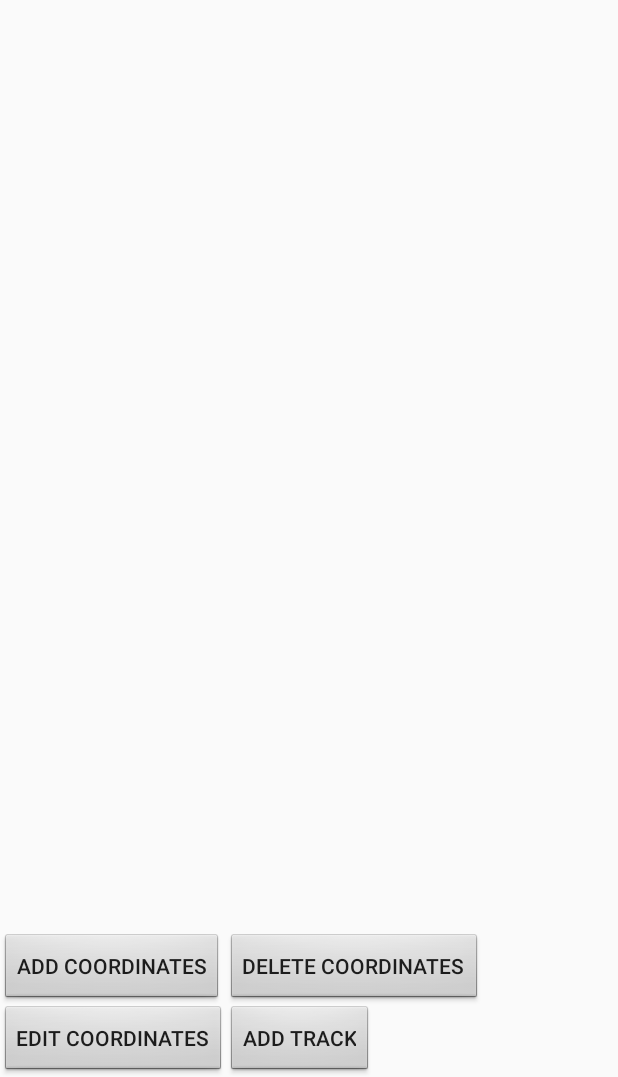
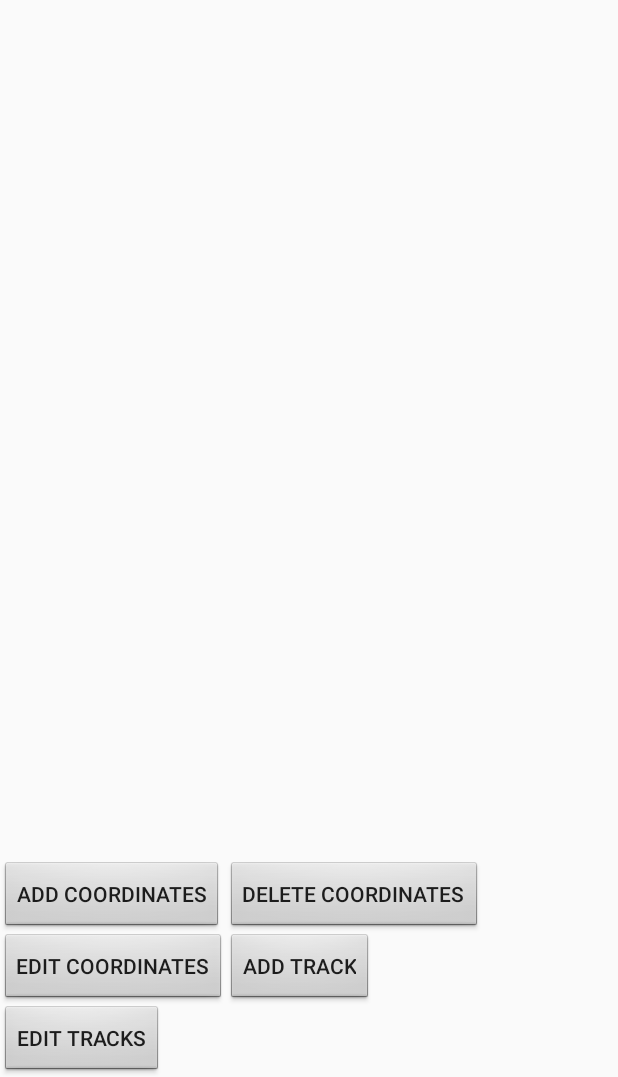
Before and after one commit to DorianTs/City-Forest, an Android app: the screen it shows after launch (EditorPanelActivity), on a phone screen of 412 x 824 dp, the part 159-1236 px from its top. Run offline under Robolectric (Android 15) with nearby library versions, the phone set to English and light mode, and no system bars; our stand-ins replace Firebase (no records; nobody signed in at launch, a user with empty details on screens opened directly); libraries missing offline, so code that uses them is left out: com.mapbox.mapboxsdk, com.mapbox.services; plain views replace MapView; 5 statements that could not run were skipped.

Commit message:
Added edit tracks activity, currently working on it

```diff
--- a/Project/app/build.gradle
+++ b/Project/app/build.gradle
@@ -48,4 +48,5 @@ dependencies {
 
 
 
+
 apply plugin: 'com.google.gms.google-services'
--- a/Project/app/src/main/AndroidManifest.xml
+++ b/Project/app/src/main/AndroidManifest.xml
@@ -29,7 +29,8 @@
         <activity
             android:name=".EditCoordinate"
             android:label="Edit Coordinate" />
-        <activity android:name=".CreateNewTrack"></activity>
+        <activity android:name=".CreateNewTrack" />
+        <activity android:name=".EditTracksActivity"></activity>
     </application>
 
 </manifest>
--- a/Project/app/src/main/java/com/example/doriants/cityforest/Constants.java
+++ b/Project/app/src/main/java/com/example/doriants/cityforest/Constants.java
@@ -18,6 +18,7 @@ public final class Constants {
     public static final int COORDINATE_CREATED = 101;
     public static final int MAX_NUM_OF_TRACK_COORDINATES = 25;
     public static final int NEW_TRACK = 200;
+    public static final int TRACK_CREATED = 201;
 
     public static boolean ADD_COORDINATE_MODE = false;
     public static boolean DELETE_COORDINATE_MODE = false;
--- a/Project/app/src/main/java/com/example/doriants/cityforest/EditorPanelActivity.java
+++ b/Project/app/src/main/java/com/example/doriants/cityforest/EditorPanelActivity.java
@@ -79,6 +79,7 @@ public class EditorPanelActivity extends AppCompatActivity {
     private Button finish_edit_track_butt;
     private Button save_track;
     private Button continue_editing;
+    private Button edit_tracks_button;
     private TextView counter_coordinates;
 
     /*Count how many coordinates selected for creating a track (max of 25 coordinates)*/
@@ -106,6 +107,7 @@ public class EditorPanelActivity extends AppCompatActivity {
         add_coordinate_button = (Button)findViewById(R.id.addCoordinateButt);
         delete_coordinate_button = (Button)findViewById(R.id.deleteCoordinateButt);
         edit_coordinate_button = (Button)findViewById(R.id.editCoordinateButt);
+        edit_tracks_button = (Button)findViewById(R.id.editTrackButton);
         add_track_button = (Button)findViewById(R.id.addTrackButt);
         finish_edit_track_butt = (Button)findViewById(R.id.finishEditTrack);
         save_track = (Button)findViewById(R.id.saveTrack);
@@ -120,6 +122,7 @@ public class EditorPanelActivity extends AppCompatActivity {
         finish_edit_track_butt.setOnClickListener(clickListener);
         save_track.setOnClickListener(clickListener);
         continue_editing.setOnClickListener(clickListener);
+        edit_tracks_button.setOnClickListener(clickListener);
 
         ADD_COORDINATE_MODE = false;
         DELETE_COORDINATE_MODE = false;
@@ -281,6 +284,10 @@ public class EditorPanelActivity extends AppCompatActivity {
                 Intent i = new Intent(EditorPanelActivity.this, CreateNewTrack.class);
                 i.putExtra(CHOSEN_TRACK, castRouteToJson(currentRoute));
                 startActivityForResult(i, NEW_TRACK);
+            }
+            if(v.getId() == edit_tracks_button.getId()){
+                Intent i = new Intent(EditorPanelActivity.this, EditTracksActivity.class);
+                startActivity(i);
             }
         }
     }
--- a/Project/app/src/main/res/layout/activity_editor_panel.xml
+++ b/Project/app/src/main/res/layout/activity_editor_panel.xml
@@ -1,13 +1,13 @@
 <?xml version="1.0" encoding="utf-8"?>
 <LinearLayout xmlns:android="http://schemas.android.com/apk/res/android"
+    xmlns:app="http://schemas.android.com/apk/res-auto"
     xmlns:tools="http://schemas.android.com/tools"
-    xmlns:app="http://schemas.android.com/apk/res-auto"
-    android:id="@+id/activity_new_dream"
+    android:id="@+id/editor_layout"
     android:layout_width="match_parent"
     android:layout_height="match_parent"
-    tools:context="com.example.doriants.cityforest.EditorPanelActivity"
+    android:orientation="vertical"
     android:weightSum="1"
-    android:orientation="vertical">
+    tools:context="com.example.doriants.cityforest.EditorPanelActivity">
 
 
     <RelativeLayout
@@ -20,8 +20,8 @@
             android:id="@+id/mapview"
             android:layout_width="match_parent"
             android:layout_height="match_parent"
-            android:layout_alignParentTop="true"
-            android:layout_alignParentStart="true">
+            android:layout_alignParentStart="true"
+            android:layout_alignParentTop="true">
 
             <ImageView
                 android:id="@+id/smallLogo"
@@ -43,7 +43,7 @@
                 android:layout_height="wrap_content"
                 android:layout_gravity="center_horizontal"
                 android:layout_marginTop="25dp"
-                android:text="Finish Editing Track" />
+                android:text="@string/finish_editing_track_butt" />
 
             <Button
                 android:id="@+id/saveTrack"
@@ -52,7 +52,8 @@
                 android:layout_gravity="center_horizontal"
                 android:layout_marginRight="60dp"
                 android:layout_marginTop="25dp"
-                android:text="Save Track" />
+                android:text="@string/save_track_butt"
+                tools:ignore="RtlHardcoded" />
 
             <Button
                 android:id="@+id/continueEditTrack"
@@ -61,7 +62,8 @@
                 android:layout_gravity="center_horizontal"
                 android:layout_marginLeft="60dp"
                 android:layout_marginTop="25dp"
-                android:text="Continue Edit" />
+                android:text="@string/continue_edit_butt"
+                tools:ignore="RtlHardcoded" />
 
             <GridLayout
                 android:layout_width="match_parent"
@@ -96,6 +98,13 @@
                     android:layout_height="wrap_content"
                     android:background="@android:drawable/btn_default"
                     android:text="@string/add_track_button" />
+
+                <Button
+                    android:id="@+id/editTrackButton"
+                    android:layout_width="wrap_content"
+                    android:layout_height="wrap_content"
+                    android:background="@android:drawable/btn_default"
+                    android:text="Edit Tracks" />
             </GridLayout>
 
         </com.mapbox.mapboxsdk.maps.MapView>
--- a/Project/app/src/main/res/values/strings.xml
+++ b/Project/app/src/main/res/values/strings.xml
@@ -39,7 +39,17 @@
     <string name="track_name_txt">Track Name</string>
     <string name="track_summary_txt">Track Summary</string>
     <string name="choose_a_station">Choose a station</string>
+    <string name="choose_a_level">Choose track level</string>
     <string name="choose_station_empty">Please choose starting and ending train stations</string>
+    <string name="choose_distance_empty">Please add the distance of this track</string>
+    <string name="choose_level_empty">Please choose the level of this track</string>
+    <string name="continue_edit_butt">Continue Edit</string>
+    <string name="finish_editing_track_butt">Finish Editing Track</string>
+    <string name="save_track_butt">Save Track</string>
+    <string name="track_level">רמת קושי</string>
+    <string name="strating_point_txt">התחלה -</string>
+    <string name="distance_txt">מרחק</string>
+    <string name="ending_point_txt_heb">סיום -</string>
 
     <string-array name="train_stations">
         <item>Choose a station</item>
```
Also changed, not shown: Project/app/src/main/java/com/example/doriants/cityforest/CreateNewTrack.java (+55 -1 lines), Project/app/src/main/java/com/example/doriants/cityforest/EditTracksActivity.java (added, +13 -0 lines), Project/app/src/main/res/layout/activity_edit_tracks.xml (added, +40 -0 lines), Project/app/src/main/res/layout/track_list_view.xml (added, +110 -0 lines). Lines whose indentation alone changed are shown as unchanged.
